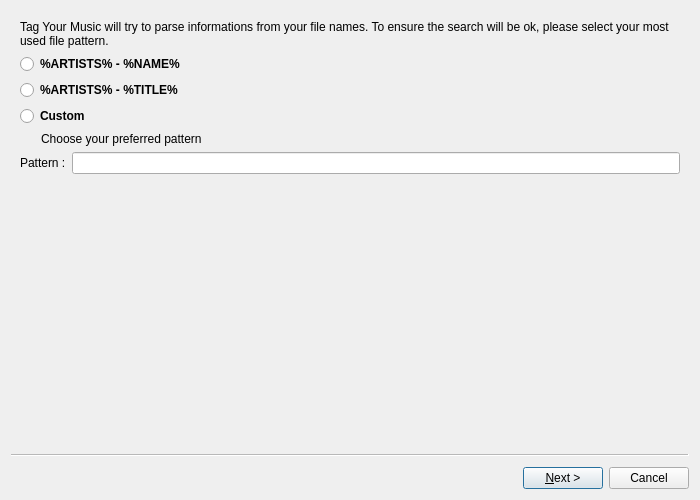
Old version of the form src/wizards/searchwizard.ui in the repository alorence/tym.
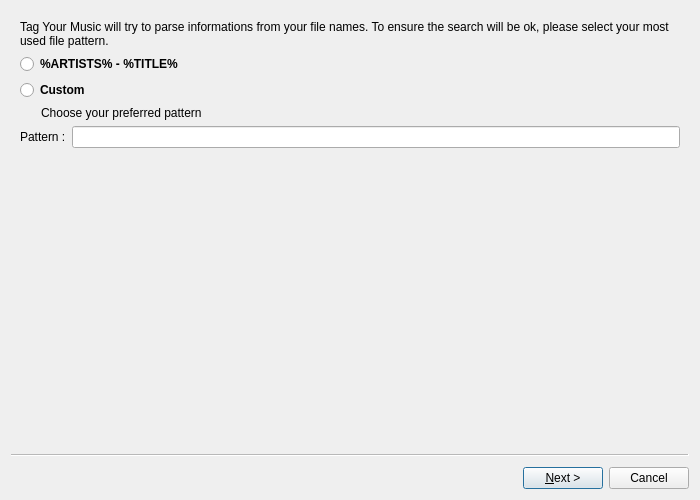
New version of the form. Custom widgets are drawn as their Qt base class.

Commit message: (search) Try to find the best result to link it with the library entry

```diff
--- a/src/wizards/searchwizard.ui
+++ b/src/wizards/searchwizard.ui
@@ -23,45 +23,21 @@
 }</string>
    </property>
    <layout class="QGridLayout" name="gridLayout">
-    <item row="0" column="0">
-     <widget class="QLabel" name="label_2">
+    <item row="3" column="0">
+     <widget class="QLabel" name="labelCustom">
       <property name="text">
-       <string>Tag Your Music will try to parse informations from your file names. To ensure the search will be ok, please select your most used file pattern.</string>
-      </property>
-      <property name="wordWrap">
-       <bool>true</bool>
+       <string>Choose your preferred pattern</string>
       </property>
      </widget>
     </item>
     <item row="1" column="0">
      <widget class="QRadioButton" name="pattern1">
       <property name="text">
-       <string>%ARTISTS% - %NAME%</string>
-      </property>
-     </widget>
-    </item>
-    <item row="2" column="0">
-     <widget class="QRadioButton" name="pattern2">
-      <property name="text">
        <string>%ARTISTS% - %TITLE%</string>
       </property>
      </widget>
     </item>
-    <item row="3" column="0">
-     <widget class="QRadioButton" name="customSearch">
-      <property name="text">
-       <string>Custom</string>
-      </property>
-     </widget>
-    </item>
     <item row="4" column="0">
-     <widget class="QLabel" name="labelCustom">
-      <property name="text">
-       <string>Choose your preferred pattern</string>
-      </property>
-     </widget>
-    </item>
-    <item row="5" column="0">
      <layout class="QHBoxLayout" name="patternHorizLayout">
       <item>
        <widget class="QLabel" name="labelResult">
@@ -75,6 +51,23 @@
       </item>
      </layout>
     </item>
+    <item row="2" column="0">
+     <widget class="QRadioButton" name="customSearch">
+      <property name="text">
+       <string>Custom</string>
+      </property>
+     </widget>
+    </item>
+    <item row="0" column="0">
+     <widget class="QLabel" name="label_2">
+      <property name="text">
+       <string>Tag Your Music will try to parse informations from your file names. To ensure the search will be ok, please select your most used file pattern.</string>
+      </property>
+      <property name="wordWrap">
+       <bool>true</bool>
+      </property>
+     </widget>
+    </item>
    </layout>
   </widget>
   <widget class="QWizardPage" name="resultPage">
```
The commit also changes 4 other files.
